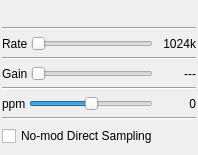
The window that plugins/samplesource/rtlsdr/rtlsdrgui.ui (f4exb/sdrangel) describes before a commit, drawn with Qt 5.
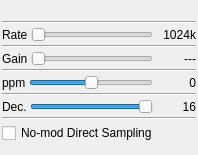
The same window after the commit. Custom widgets are drawn as their Qt base class.

```diff
--- a/plugins/samplesource/rtlsdr/rtlsdrgui.ui
+++ b/plugins/samplesource/rtlsdr/rtlsdrgui.ui
@@ -261,6 +261,59 @@
      </item>
     </layout>
    </item>
+   <item>
+    <widget class="Line" name="line_5">
+     <property name="orientation">
+      <enum>Qt::Horizontal</enum>
+     </property>
+    </widget>
+   </item>
+   <item>
+    <layout class="QGridLayout" name="gridLayout_4" columnstretch="0,0,0">
+     <property name="spacing">
+      <number>3</number>
+     </property>
+     <item row="0" column="0">
+      <widget class="QLabel" name="label_decim">
+       <property name="text">
+        <string>Dec.</string>
+       </property>
+      </widget>
+     </item>
+     <item row="0" column="1">
+      <widget class="QSlider" name="decim">
+       <property name="maximum">
+        <number>4</number>
+       </property>
+       <property name="pageStep">
+        <number>4</number>
+       </property>
+       <property name="value">
+        <number>4</number>
+       </property>
+       <property name="orientation">
+        <enum>Qt::Horizontal</enum>
+       </property>
+      </widget>
+     </item>
+     <item row="0" column="2">
+      <widget class="QLabel" name="decimText">
+       <property name="minimumSize">
+        <size>
+         <width>40</width>
+         <height>0</height>
+        </size>
+       </property>
+       <property name="text">
+        <string>16</string>
+       </property>
+       <property name="alignment">
+        <set>Qt::AlignRight|Qt::AlignTrailing|Qt::AlignVCenter</set>
+       </property>
+      </widget>
+     </item>
+    </layout>
+   </item>
    <item>
     <widget class="Line" name="line">
      <property name="orientation">
```
